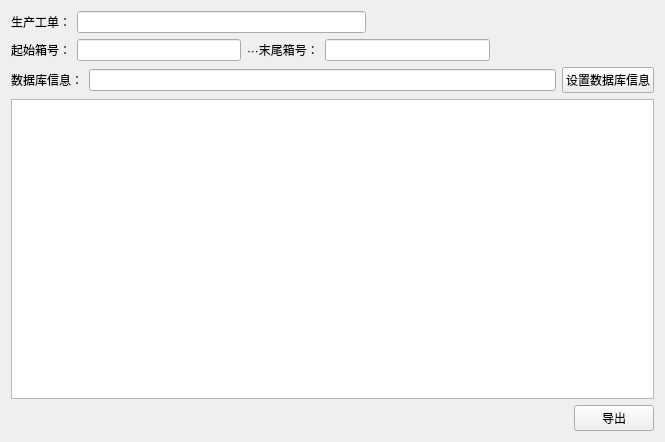
JaneYih/QT_NeoToolKits, file src/NeoToolKits/UI/Form/DatabaseDataExportPageForm.ui: the form before one commit.
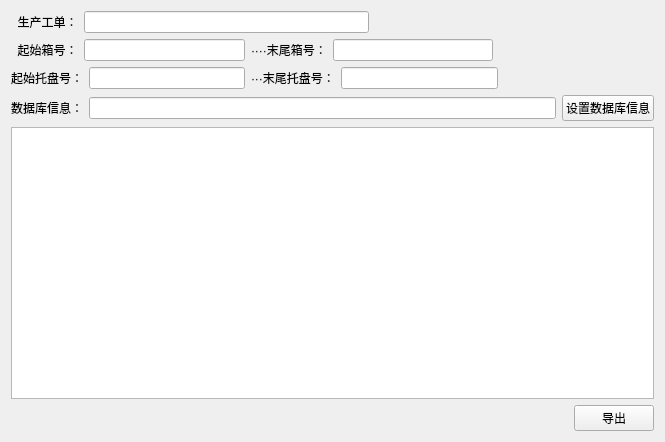
The form after the commit.

Commit message: 增加按托盘号范围导出工单Excel数据

Diff of the .ui file:
```diff
--- a/src/NeoToolKits/UI/Form/DatabaseDataExportPageForm.ui
+++ b/src/NeoToolKits/UI/Form/DatabaseDataExportPageForm.ui
@@ -19,7 +19,7 @@
      <item>
       <widget class="QLabel" name="label">
        <property name="text">
-        <string>生产工单：</string>
+        <string>  生产工单：</string>
        </property>
       </widget>
      </item>
@@ -46,7 +46,7 @@
      <item>
       <widget class="QLabel" name="label_2">
        <property name="text">
-        <string>起始箱号：</string>
+        <string>  起始箱号：</string>
        </property>
       </widget>
      </item>
@@ -56,7 +56,7 @@
      <item>
       <widget class="QLabel" name="label_3">
        <property name="text">
-        <string>···末尾箱号：</string>
+        <string>····末尾箱号：</string>
        </property>
       </widget>
      </item>
@@ -78,6 +78,43 @@
      </item>
     </layout>
    </item>
+   <item>
+    <layout class="QHBoxLayout" name="horizontalLayout_6">
+     <item>
+      <widget class="QLabel" name="label_5">
+       <property name="text">
+        <string>起始托盘号：</string>
+       </property>
+      </widget>
+     </item>
+     <item>
+      <widget class="QLineEdit" name="lineEdit_TrayNoStart"/>
+     </item>
+     <item>
+      <widget class="QLabel" name="label_6">
+       <property name="text">
+        <string>···末尾托盘号：</string>
+       </property>
+      </widget>
+     </item>
+     <item>
+      <widget class="QLineEdit" name="lineEdit_TrayNoEnd"/>
+     </item>
+     <item>
+      <spacer name="horizontalSpacer_4">
+       <property name="orientation">
+        <enum>Qt::Horizontal</enum>
+       </property>
+       <property name="sizeHint" stdset="0">
+        <size>
+         <width>40</width>
+         <height>20</height>
+        </size>
+       </property>
+      </spacer>
+     </item>
+    </layout>
+   </item>
    <item>
     <layout class="QHBoxLayout" name="horizontalLayout_4">
      <item>
```
The commit also changes 5 other files.
